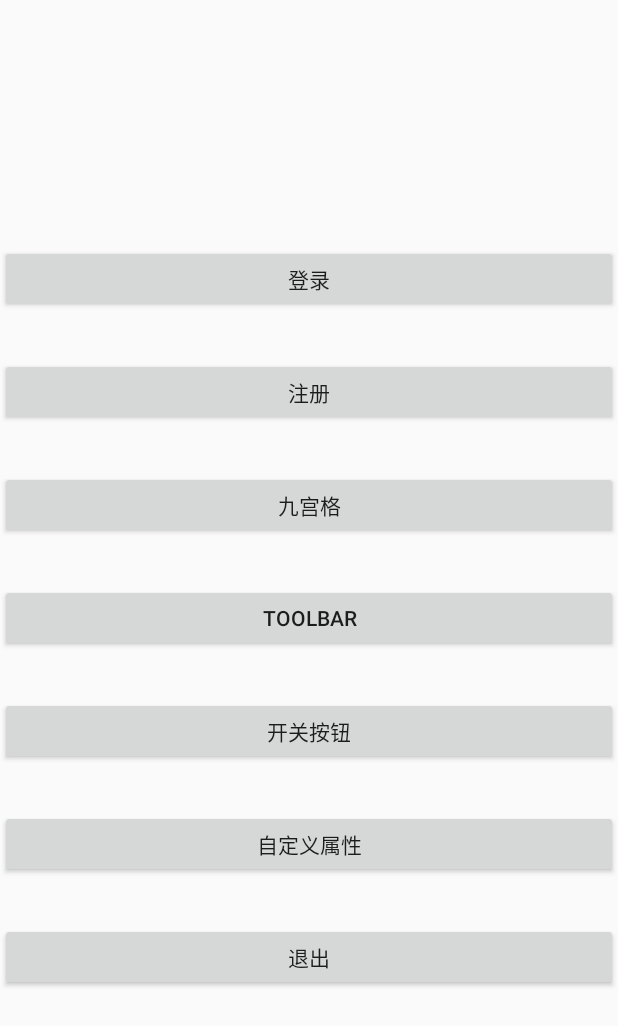
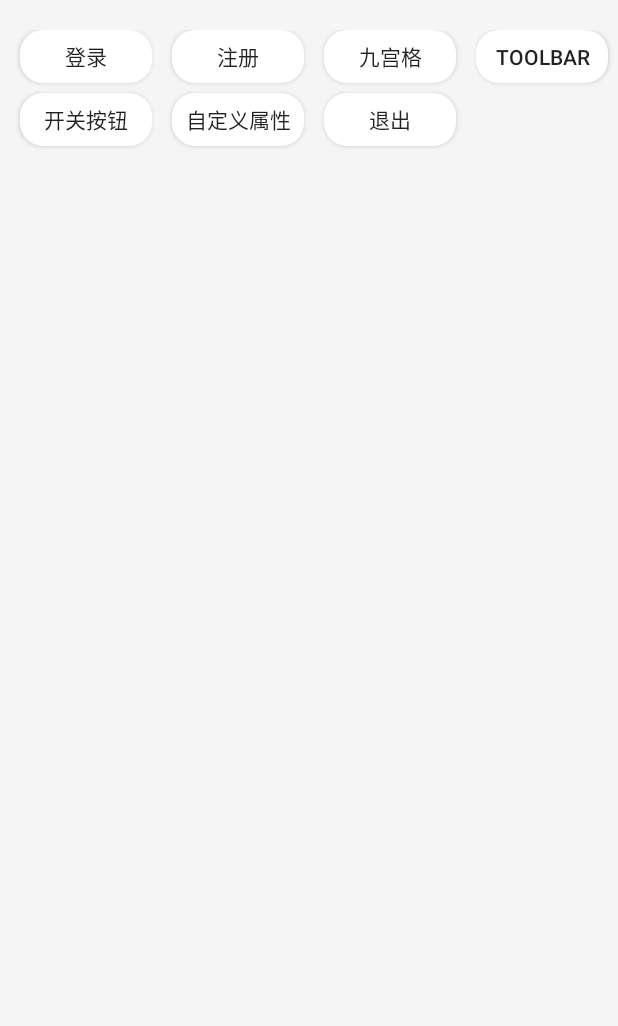
Before and after one commit to lingchuanxian/TestSet, an Android app: the screen it shows after launch (MainActivity), on a phone screen of 412 x 824 dp. Shown: the top 1026 px of the screen. Run offline under Robolectric (Android 15) with nearby library versions, the phone set to English and light mode, and no system bars; our stand-ins replace ButterKnife; libraries missing offline, so code that uses them is left out: com.blankj.utilcode, de.greenrobot.event; 2 statements that could not run were skipped.

Commit message:
初始导入

```diff
--- a/app/src/main/java/cn/smlcx/testset/activity/MainActivity.java
+++ b/app/src/main/java/cn/smlcx/testset/activity/MainActivity.java
@@ -8,16 +8,25 @@
 
 package cn.smlcx.testset.activity;
 
+import android.content.Context;
 import android.content.Intent;
+import android.graphics.Color;
+import android.os.Bundle;
 import android.util.Log;
+import android.util.TypedValue;
+import android.view.Gravity;
 import android.view.View;
+import android.view.ViewGroup;
 import android.widget.Button;
+import android.widget.TextView;
 
-import com.blankj.utilcode.util.DeviceUtils;
+import java.util.ArrayList;
 
 import butterknife.BindView;
+import butterknife.ButterKnife;
 import butterknife.OnClick;
 import cn.smlcx.testset.R;
+import cn.smlcx.testset.view.custom.AutoBreakViewGroup;
 
 public class MainActivity extends BaseActivity {
     @BindView(R.id.login)
@@ -26,10 +35,14 @@ public class MainActivity extends BaseActivity {
     Button mRegist;
     @BindView(R.id.exit)
     Button mExit;
+    @BindView(R.id.autoBreakViewGroup)
+    AutoBreakViewGroup mAutoBreakViewGroup;
+    private ArrayList<String> mData = new ArrayList<>();
+    private Context mContext;
 
-    @OnClick({R.id.login,R.id.regist,R.id.lock,R.id.toolbar,R.id.switchBtn,R.id.attributes,R.id.exit})
+    @OnClick({R.id.login, R.id.regist, R.id.lock, R.id.toolbar, R.id.switchBtn, R.id.attributes, R.id.exit})
     void registOnClick(View view) {
-        switch (view.getId()){
+        switch (view.getId()) {
             case R.id.login:
                 Intent intent1 = new Intent(this, SecondActivity.class);
                 startActivity(intent1);
@@ -72,11 +85,42 @@ public class MainActivity extends BaseActivity {
 
     @Override
     protected void initViews() {
-        Log.e("Main", "initViews: "+ DeviceUtils.getMacAddress());
+        mContext = this;
+        mAutoBreakViewGroup.setSpacing(20,10);
+        /*mData.add("隔帘花影");
+        mData.add("国色天香");
+        mData.add("快穿");
+        mData.add("空空幻");
+        mData.add("总裁");
+        mData.add("诛仙");
+        mData.add("旋风少女");
+        mData.add("耳根");
+        mData.add("系统");
+
+        for (int i = 0; i < mData.size(); i++) {
+            TextView textView = new TextView(mContext);
+            textView.setText(mData.get(i));
+            textView.setTextSize(TypedValue.COMPLEX_UNIT_DIP, 16);
+            textView.setTextColor(Color.BLACK);
+            textView.setLayoutParams(new
+                    ViewGroup.LayoutParams(ViewGroup.LayoutParams.WRAP_CONTENT, ViewGroup.LayoutParams.WRAP_CONTENT));
+            //textView.setBackgroundResource(R.drawable.item_bg);
+            textView.setBackgroundColor(Color.WHITE);
+            textView.setPadding(20, 10, 20, 10);
+            textView.setGravity(Gravity.CENTER);
+            mAutoBreakViewGroup.addView(textView);
+        }*/
     }
 
     @Override
     protected void initDatas() {
 
     }
+
+    @Override
+    protected void onCreate(Bundle savedInstanceState) {
+        super.onCreate(savedInstanceState);
+        // TODO: add setContentView(...) invocation
+        ButterKnife.bind(this);
+    }
 }
--- /dev/null
+++ b/app/src/main/java/cn/smlcx/testset/view/custom/AutoBreakViewGroup.java
@@ -0,0 +1,73 @@
+/*
+ * Copyright (c) 2017. Lorem ipsum dolor sit amet, consectetur adipiscing elit.
+ * Morbi non lorem porttitor neque feugiat blandit. Ut vitae ipsum eget quam lacinia accumsan.
+ * Etiam sed turpis ac ipsum condimentum fringilla. Maecenas magna.
+ * Proin dapibus sapien vel ante. Aliquam erat volutpat. Pellentesque sagittis ligula eget metus.
+ * Vestibulum commodo. Ut rhoncus gravida arcu.
+ */
+
+package cn.smlcx.testset.view.custom;
+
+import android.content.Context;
+import android.util.AttributeSet;
+import android.util.DisplayMetrics;
+import android.view.View;
+import android.view.ViewGroup;
+
+/**
+ * Created by Administrator on 2017/3/31.
+ */
+public class AutoBreakViewGroup extends ViewGroup {
+    private int mScreenWidth;
+    private int mHorizontalSpacing;
+    private int mVerticalSpacing;
+
+    public AutoBreakViewGroup(Context context) {
+        super(context);
+        init();
+    }
+
+    public AutoBreakViewGroup(Context context, AttributeSet attrs) {
+        super(context, attrs);
+        init();
+    }
+
+    public void setSpacing(int horizontalSpacing, int verticalSpacing) {
+        mHorizontalSpacing = horizontalSpacing;
+        mVerticalSpacing = verticalSpacing;
+    }
+
+    private void init() {
+        DisplayMetrics dm = getResources().getDisplayMetrics();
+        mScreenWidth = dm.widthPixels;
+    }
+
+    @Override
+    protected void onMeasure(int widthMeasureSpec, int heightMeasureSpec) {
+        int widthSize = MeasureSpec.getSize(widthMeasureSpec);
+        int heightSize = MeasureSpec.getSize(heightMeasureSpec);
+        measureChildren(widthMeasureSpec, heightMeasureSpec);
+        setMeasuredDimension(widthSize, heightSize);
+    }
+
+    @Override
+    protected void onLayout(boolean changed, int l, int t, int r, int b) {
+        int mTotalHeight = 0;
+        int mTotalWidth = 0;
+        int mTempHeight = 0;
+        int childCount = getChildCount();
+        for (int i = 0; i < childCount; i++) {
+            View childView = getChildAt(i);
+            int measureHeight = childView.getMeasuredHeight();
+            int measuredWidth = childView.getMeasuredWidth();
+            mTempHeight = (measureHeight > mTempHeight) ? measureHeight : mTempHeight;
+            if ((measuredWidth + mTotalWidth + mHorizontalSpacing) > mScreenWidth) {
+                mTotalWidth = 0;
+                mTotalHeight += (mTempHeight + mVerticalSpacing);
+                mTempHeight = 0;
+            }
+            childView.layout(mTotalWidth + mHorizontalSpacing, mTotalHeight, measuredWidth + mTotalWidth + mHorizontalSpacing, mTotalHeight + measureHeight);
+            mTotalWidth += (measuredWidth + mHorizontalSpacing);
+        }
+    }
+}
--- a/app/src/main/res/layout/activity_main.xml
+++ b/app/src/main/res/layout/activity_main.xml
@@ -1,72 +1,68 @@
 <?xml version="1.0" encoding="utf-8"?>
-<LinearLayout
+<RelativeLayout
     xmlns:android="http://schemas.android.com/apk/res/android"
     xmlns:app="http://schemas.android.com/apk/res-auto"
     xmlns:tools="http://schemas.android.com/tools"
     android:layout_width="match_parent"
     android:layout_height="match_parent"
-    android:gravity="center_vertical"
-    android:orientation="vertical">
+    android:orientation="vertical"
+    android:background="#f5f5f5">
+
+    <cn.smlcx.testset.view.custom.AutoBreakViewGroup
+        android:id="@+id/autoBreakViewGroup"
+        android:layout_width="match_parent"
+        android:layout_height="wrap_content"
+        android:layout_marginTop="20dp">
 
         <Button
             android:id="@+id/login"
-        android:layout_width="match_parent"
-        android:layout_height="45dp"
-        android:text="登录"
-        tools:layout_editor_absoluteX="8dp"
-        tools:layout_editor_absoluteY="0dp"/>
+            android:layout_width="wrap_content"
+            android:layout_height="35dp"
+            android:background="@xml/button_border"
+            android:text="登录"/>
 
         <Button
             android:id="@+id/regist"
-        android:layout_width="match_parent"
-        android:layout_height="45dp"
-        android:layout_marginTop="30dp"
-        android:text="注册"
-        tools:layout_editor_absoluteX="8dp"
-        tools:layout_editor_absoluteY="0dp"/>
+            android:layout_width="wrap_content"
+            android:layout_height="35dp"
+            android:background="@xml/button_border"
+            android:text="注册"/>
 
         <Button
             android:id="@+id/lock"
-        android:layout_width="match_parent"
-        android:layout_height="45dp"
-        android:layout_marginTop="30dp"
-        android:text="九宫格"
-        tools:layout_editor_absoluteX="8dp"
-        tools:layout_editor_absoluteY="0dp"/>
+            android:layout_width="wrap_content"
+            android:layout_height="35dp"
+            android:background="@xml/button_border"
+            android:text="九宫格"/>
+
         <Button
             android:id="@+id/toolbar"
-        android:layout_width="match_parent"
-        android:layout_height="45dp"
-        android:layout_marginTop="30dp"
-        android:text="ToolBar"
-        tools:layout_editor_absoluteX="8dp"
-        tools:layout_editor_absoluteY="0dp"/>
+            android:layout_width="wrap_content"
+            android:layout_height="35dp"
+            android:background="@xml/button_border"
+            android:text="ToolBar"/>
 
         <Button
             android:id="@+id/switchBtn"
-        android:layout_width="match_parent"
-        android:layout_height="45dp"
-        android:layout_marginTop="30dp"
-        android:text="开关按钮"
-        tools:layout_editor_absoluteX="8dp"
-        tools:layout_editor_absoluteY="0dp"/>
+            android:layout_width="wrap_content"
+            android:layout_height="35dp"
+            android:background="@xml/button_border"
+            android:text="开关按钮"/>
+
         <Button
             android:id="@+id/attributes"
-        android:layout_width="match_parent"
-        android:layout_height="45dp"
-        android:layout_marginTop="30dp"
-        android:text="自定义属性"
-        tools:layout_editor_absoluteX="8dp"
-        tools:layout_editor_absoluteY="0dp"/>
-
+            android:layout_width="wrap_content"
+            android:layout_height="35dp"
+            android:background="@xml/button_border"
+            android:text="自定义属性"/>
 
         <Button
             android:id="@+id/exit"
-        android:layout_width="match_parent"
-        android:layout_height="45dp"
-        android:layout_marginTop="30dp"
-        android:text="退出"
-        tools:layout_editor_absoluteX="8dp"
-        tools:layout_editor_absoluteY="0dp"/>
+            android:layout_width="wrap_content"
+            android:layout_height="35dp"
+            android:background="@xml/button_border"
+            android:text="退出"/>
 
-</LinearLayout>
+    </cn.smlcx.testset.view.custom.AutoBreakViewGroup>
+
+</RelativeLayout >
--- /dev/null
+++ b/app/src/main/res/xml/button_border.xml
@@ -0,0 +1,5 @@
+<?xml version="1.0" encoding="utf-8"?>
+<shape xmlns:android="http://schemas.android.com/apk/res/android" >
+    <corners android:radius="15dip"/>
+    <solid android:color="#ffffff"/>
+</shape>
```
Lines whose indentation alone changed are shown as unchanged.
